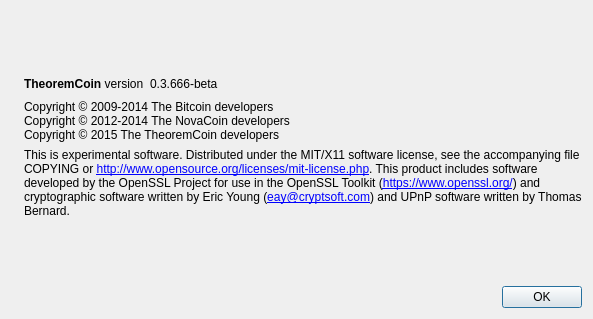
The window that src/qt/forms/aboutdialog.ui (TheoremCrypto/TheoremCoin) describes before a commit, drawn with Qt 5.
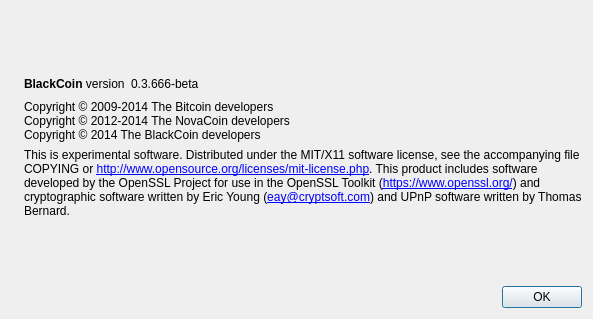
The same window after the commit. Icons and pictures are not drawn.

Commit message:
Revert "Making Changes for a new coin"
This reverts commit 33d918d2477862ca7a4d7d6981a06b01ca37c2e3.

Diff of the .ui file:
```diff
--- a/src/qt/forms/aboutdialog.ui
+++ b/src/qt/forms/aboutdialog.ui
@@ -50,7 +50,7 @@
           <cursorShape>IBeamCursor</cursorShape>
          </property>
          <property name="text">
-          <string>&lt;b&gt;TheoremCoin&lt;/b&gt; version</string>
+          <string>&lt;b&gt;BlackCoin&lt;/b&gt; version</string>
          </property>
          <property name="textInteractionFlags">
           <set>Qt::LinksAccessibleByMouse|Qt::TextSelectableByKeyboard|Qt::TextSelectableByMouse</set>
@@ -93,7 +93,7 @@
        <property name="text">
         <string>Copyright © 2009-2014 The Bitcoin developers
 Copyright © 2012-2014 The NovaCoin developers
-Copyright © 2015 The TheoremCoin developers</string>
+Copyright © 2014 The BlackCoin developers</string>
        </property>
        <property name="textInteractionFlags">
         <set>Qt::LinksAccessibleByMouse|Qt::TextSelectableByKeyboard|Qt::TextSelectableByMouse</set>
```
Left out of the diff: 2 changed lines with no effect on the pictures. The commit also changes 162 other files.
